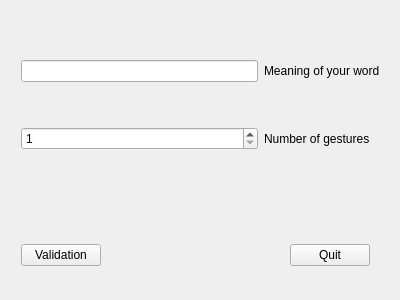
Before: the Qt Designer form Sign2SpeechPrototype/learningdialog.ui in SignToSpeech-Project/SignToSpeech-QT, drawn with Qt 5.
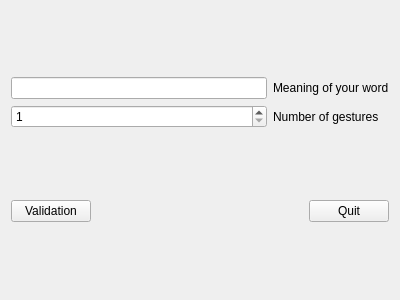
After: the same form once the commit is applied.

Patch:
```diff
--- a/Sign2SpeechPrototype/learningdialog.ui
+++ b/Sign2SpeechPrototype/learningdialog.ui
@@ -13,16 +13,19 @@
   <property name="windowTitle">
    <string>Learning Mode</string>
   </property>
-  <widget class="QWidget" name="gridLayoutWidget">
-   <property name="geometry">
-    <rect>
-     <x>10</x>
-     <y>10</y>
-     <width>381</width>
-     <height>191</height>
-    </rect>
-   </property>
+  <layout class="QGridLayout" name="gridLayout_2">
+   <item row="0" column="0">
    <layout class="QGridLayout" name="gridLayout">
+     <item row="1" column="0">
+      <widget class="QSpinBox" name="spinBoxGestures">
+       <property name="minimum">
+        <number>1</number>
+       </property>
+       <property name="value">
+        <number>1</number>
+       </property>
+      </widget>
+     </item>
     <item row="0" column="1">
      <widget class="QLabel" name="labelWord">
       <property name="text">
@@ -30,6 +33,9 @@
       </property>
      </widget>
     </item>
+     <item row="0" column="0">
+      <widget class="QLineEdit" name="lineEditWord"/>
+     </item>
     <item row="1" column="1">
      <widget class="QLabel" name="label">
       <property name="text">
@@ -37,30 +43,9 @@
       </property>
      </widget>
     </item>
-    <item row="0" column="0">
-     <widget class="QLineEdit" name="lineEditWord"/>
-    </item>
-    <item row="1" column="0">
-     <widget class="QSpinBox" name="spinBoxGestures">
-      <property name="minimum">
-       <number>1</number>
-      </property>
-      <property name="value">
-       <number>1</number>
-      </property>
-     </widget>
-    </item>
-   </layout>
-  </widget>
-  <widget class="QWidget" name="horizontalLayoutWidget">
-   <property name="geometry">
-    <rect>
-     <x>10</x>
-     <y>220</y>
-     <width>371</width>
-     <height>71</height>
-    </rect>
-   </property>
+    </layout>
+   </item>
+   <item row="1" column="0">
    <layout class="QHBoxLayout" name="horizontalLayout">
     <item>
      <widget class="QPushButton" name="pushButtonValidation">
@@ -90,7 +75,8 @@
      </widget>
     </item>
    </layout>
-  </widget>
+   </item>
+  </layout>
  </widget>
  <layoutdefault spacing="6" margin="11"/>
  <resources/>
```
Lines whose indentation alone changed are shown as unchanged.
